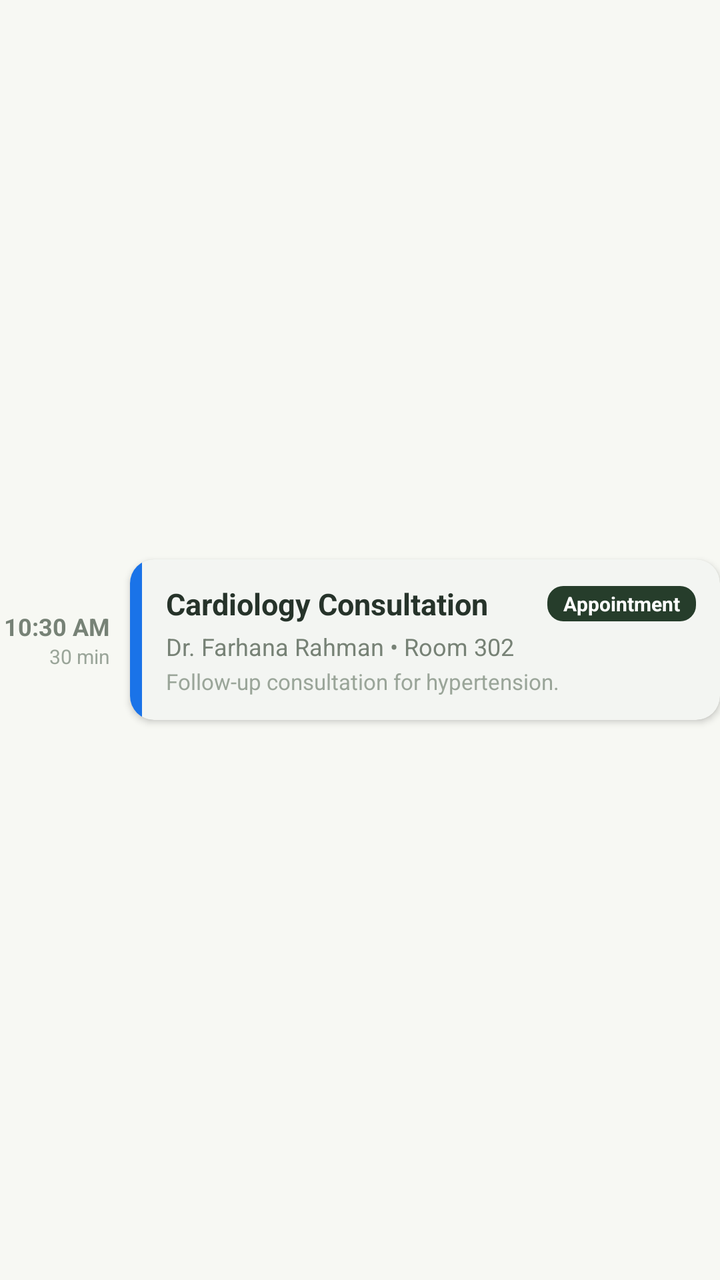
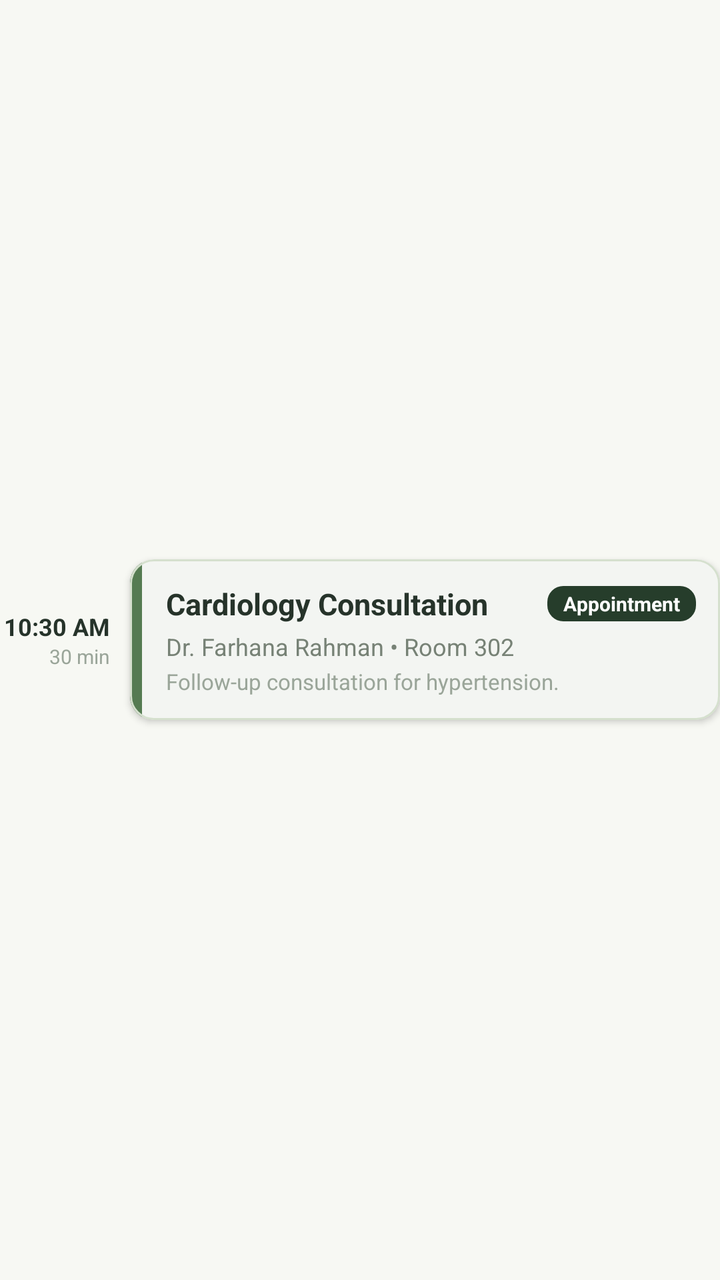

The first picture is an Android layout as it rendered before a commit; the second is the same layout after the commit. The layout source and the unified diff follow.
<!-- AndroidManifest.xml: application theme Theme.AROHI -->
<!-- res/layout/item_google_calendar_event.xml -->
<?xml version="1.0" encoding="utf-8"?>
<LinearLayout
    xmlns:android="http://schemas.android.com/apk/res/android"
    xmlns:app="http://schemas.android.com/apk/res-auto"
    android:layout_width="match_parent"
    android:layout_height="wrap_content"
    android:orientation="horizontal"
    android:layout_marginBottom="10dp"
    android:gravity="center_vertical">

    
    <LinearLayout
        android:layout_width="65dp"
        android:layout_height="wrap_content"
        android:orientation="vertical"
        android:gravity="end"
        android:paddingEnd="10dp">

        <TextView
            android:id="@+id/tvGoogleEventTime"
            android:layout_width="wrap_content"
            android:layout_height="wrap_content"
            android:text="10:30 AM"
            android:textColor="@color/text_secondary"
            android:textSize="12sp"
            android:textStyle="bold" />

        <TextView
            android:id="@+id/tvGoogleEventDuration"
            android:layout_width="wrap_content"
            android:layout_height="wrap_content"
            android:text="30 min"
            android:textColor="@color/text_muted"
            android:textSize="10sp" />
    </LinearLayout>

    
    <com.google.android.material.card.MaterialCardView
        android:id="@+id/cardGoogleEvent"
        android:layout_width="0dp"
        android:layout_height="wrap_content"
        android:layout_weight="1"
        app:cardBackgroundColor="@color/white"
        app:cardCornerRadius="12dp"
        app:cardElevation="2dp"
        app:strokeWidth="0dp">

        <LinearLayout
            android:layout_width="match_parent"
            android:layout_height="wrap_content"
            android:orientation="horizontal">

            
            <View
                android:id="@+id/viewGoogleAccentBar"
                android:layout_width="6dp"
                android:layout_height="match_parent"
                android:background="#1A73E8" />

            <LinearLayout
                android:layout_width="match_parent"
                android:layout_height="wrap_content"
                android:orientation="vertical"
                android:padding="12dp">

                <LinearLayout
                    android:layout_width="match_parent"
                    android:layout_height="wrap_content"
                    android:orientation="horizontal"
                    android:gravity="center_vertical">

                    <TextView
                        android:id="@+id/tvGoogleEventTitle"
                        android:layout_width="0dp"
                        android:layout_height="wrap_content"
                        android:layout_weight="1"
                        android:text="Cardiology Consultation"
                        android:textColor="@color/text_primary"
                        android:textSize="15sp"
                        android:textStyle="bold" />

                    <TextView
                        android:id="@+id/tvGoogleEventTypeTag"
                        android:layout_width="wrap_content"
                        android:layout_height="wrap_content"
                        android:background="@drawable/bg_badge_forest"
                        android:paddingHorizontal="8dp"
                        android:paddingVertical="2dp"
                        android:text="Appointment"
                        android:textColor="@color/white"
                        android:textSize="10sp"
                        android:textStyle="bold" />
                </LinearLayout>

                <TextView
                    android:id="@+id/tvGoogleEventDoctorOrPatient"
                    android:layout_width="match_parent"
                    android:layout_height="wrap_content"
                    android:layout_marginTop="3dp"
                    android:text="Dr. Farhana Rahman • Room 302"
                    android:textColor="@color/text_secondary"
                    android:textSize="12sp" />

                <TextView
                    android:id="@+id/tvGoogleEventNotes"
                    android:layout_width="match_parent"
                    android:layout_height="wrap_content"
                    android:layout_marginTop="2dp"
                    android:text="Follow-up consultation for hypertension."
                    android:textColor="@color/text_muted"
                    android:textSize="11sp" />
            </LinearLayout>
        </LinearLayout>
    </com.google.android.material.card.MaterialCardView>
</LinearLayout>
<!-- resources referenced by this layout -->
<resources>
  <color name="text_muted">#9AA599</color>
  <color name="text_primary">#26332A</color>
  <color name="text_secondary">#778276</color>
  <color name="white">#FFFFFF</color>
  <!-- drawable bg_badge_forest (drawable) -->
  <?xml version="1.0" encoding="utf-8"?>
  <shape xmlns:android="http://schemas.android.com/apk/res/android"
      android:shape="rectangle">
      <solid android:color="@color/deep_forest_green" />
      <corners android:radius="8dp" />
  </shape>
  <color name="deep_forest_green">#263D2B</color>
  <color name="primary_moss_green">#557B52</color>
  <color name="pale_mint">#E8EFE2</color>
  <color name="secondary_sage">#819B75</color>
  <color name="soft_sage">#AFC2A1</color>
  <color name="status_emergency">#C94B4B</color>
  <color name="status_emergency_bg">#FDECEC</color>
  <color name="warm_ivory">#F7F8F3</color>
  <color name="surface_card">#FFFFFF</color>
  <color name="border_stroke">#D5E0CE</color>
  <style name="Widget.AROHI.Button.Primary" parent="Widget.Material3.Button">
          <item name="android:minHeight">@dimen/button_height</item>
          <item name="android:textColor">@color/white</item>
          <item name="android:textSize">15sp</item>
          <item name="android:textStyle">bold</item>
          <item name="android:letterSpacing">0.02</item>
          <item name="backgroundTint">@color/primary_moss_green</item>
          <item name="cornerRadius">@dimen/input_corner_radius</item>
          <item name="elevation">0dp</item>
      </style>
  <style name="Widget.AROHI.TextInputLayout" parent="Widget.Material3.TextInputLayout.OutlinedBox">
          <item name="boxBackgroundColor">@color/white</item>
          <item name="boxStrokeColor">@color/primary_moss_green</item>
          <item name="boxStrokeWidth">1dp</item>
          <item name="boxStrokeWidthFocused">2dp</item>
          <item name="boxCornerRadiusTopStart">@dimen/input_corner_radius</item>
          <item name="boxCornerRadiusTopEnd">@dimen/input_corner_radius</item>
          <item name="boxCornerRadiusBottomStart">@dimen/input_corner_radius</item>
          <item name="boxCornerRadiusBottomEnd">@dimen/input_corner_radius</item>
          <item name="hintTextColor">@color/primary_moss_green</item>
          <item name="errorTextColor">@color/status_emergency</item>
          <item name="boxStrokeErrorColor">@color/status_emergency</item>
      </style>
  <style name="Widget.AROHI.Card" parent="Widget.Material3.CardView.Elevated">
          <item name="cardBackgroundColor">@color/surface_card</item>
          <item name="cardCornerRadius">@dimen/radius_md</item>
          <item name="cardElevation">@dimen/card_elevation</item>
          <item name="strokeColor">@color/border_stroke</item>
          <item name="strokeWidth">@dimen/card_stroke_width</item>
      </style>
  <dimen name="button_height">54dp</dimen>
  <dimen name="input_corner_radius">12dp</dimen>
  <dimen name="radius_md">16dp</dimen>
  <dimen name="card_elevation">2dp</dimen>
  <dimen name="card_stroke_width">1dp</dimen>
  <!-- unchanged entries left out for length: 1 -->
</resources>

<!-- the commit's change to res/layout/item_google_calendar_event.xml (unified diff, before → after) -->
@@ -21,7 +21,7 @@
             android:layout_width="wrap_content"
             android:layout_height="wrap_content"
             android:text="10:30 AM"
-            android:textColor="@color/text_secondary"
+            android:textColor="@color/text_primary"
             android:textSize="12sp"
             android:textStyle="bold" />
 
@@ -43,7 +43,8 @@
         app:cardBackgroundColor="@color/white"
         app:cardCornerRadius="12dp"
         app:cardElevation="2dp"
-        app:strokeWidth="0dp">
+        app:strokeColor="#D5E0CE"
+        app:strokeWidth="1dp">
 
         <LinearLayout
             android:layout_width="match_parent"
@@ -55,7 +56,7 @@
                 android:id="@+id/viewGoogleAccentBar"
                 android:layout_width="6dp"
                 android:layout_height="match_parent"
-                android:background="#1A73E8" />
+                android:background="@color/primary_moss_green" />
 
             <LinearLayout
                 android:layout_width="match_parent"
